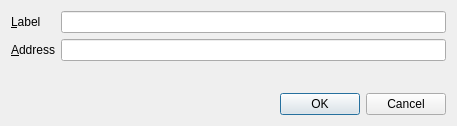
The window that src/qt/forms/editaddressdialog.ui (Cannacoin-Project/Cannacoin) describes before a commit, drawn with Qt 5.
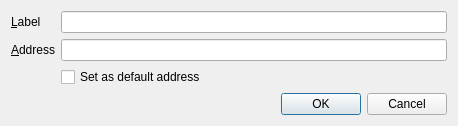
The same window after the commit.

Commit message: Allow changing default address (fixes issue #6)

```diff
--- a/src/qt/forms/editaddressdialog.ui
+++ b/src/qt/forms/editaddressdialog.ui
@@ -6,8 +6,8 @@
    <rect>
     <x>0</x>
     <y>0</y>
-    <width>457</width>
-    <height>126</height>
+    <width>458</width>
+    <height>113</height>
    </rect>
   </property>
   <property name="windowTitle">
@@ -53,6 +53,13 @@
        </property>
       </widget>
      </item>
+     <item row="2" column="1">
+      <widget class="QCheckBox" name="setAsDefault">
+       <property name="text">
+        <string>Set as default address</string>
+       </property>
+      </widget>
+     </item>
     </layout>
    </item>
    <item>
```
Left out of the diff: 14 changed lines with no effect on the pictures. The commit also changes 6 other files.
